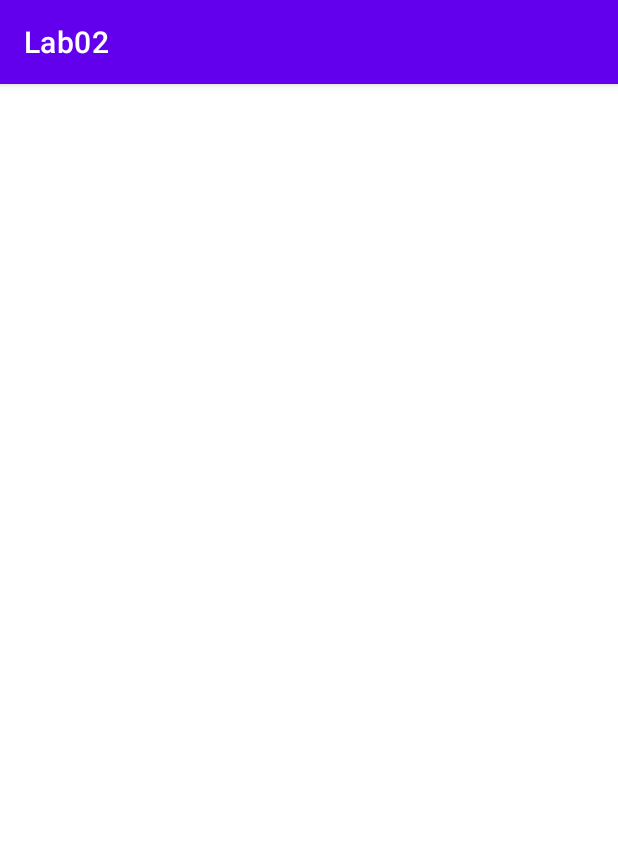
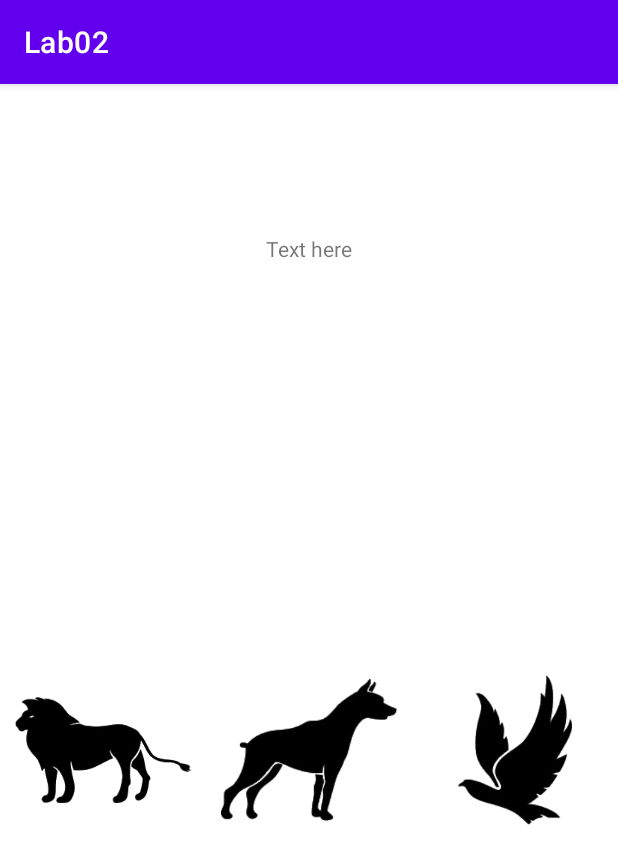
Before and after one commit to AmyLDunn/Lab02, an Android app: the ProfileActivity screen opened directly, with no data from a screen before it, on a phone screen of 412 x 824 dp. Shown: the top 864 px of the screen. Run offline under Robolectric (Android 15) with nearby library versions, the phone set to English and light mode, and no system bars.

Commit message:
Added the first row of the icons in activity_profile.xml

```diff
--- a/app/src/main/res/layout/activity_profile.xml
+++ b/app/src/main/res/layout/activity_profile.xml
@@ -6,4 +6,50 @@
     android:layout_height="match_parent"
     tools:context=".ProfileActivity">
 
+    <TextView
+        android:id="@+id/profileScreenTitle"
+        android:layout_width="wrap_content"
+        android:layout_height="wrap_content"
+        android:layout_marginTop="100dp"
+        app:layout_constraintEnd_toEndOf="parent"
+        app:layout_constraintStart_toStartOf="parent"
+        app:layout_constraintTop_toTopOf="parent"
+        android:text="Text here"/>
+
+    <TableLayout
+        android:layout_width="wrap_content"
+        android:layout_height="wrap_content"
+        app:layout_constraintBottom_toBottomOf="parent"
+        app:layout_constraintEnd_toEndOf="parent"
+        app:layout_constraintStart_toStartOf="parent"
+        app:layout_constraintTop_toBottomOf="@id/profileScreenTitle"
+        android:stretchColumns="*">
+
+        <TableRow>
+
+            <ImageView
+                android:id="@+id/iconid00"
+                android:layout_width="100dp"
+                android:layout_height="100dp"
+                android:layout_margin="10dp"
+                android:src="@drawable/icon_00" />
+
+            <ImageView
+                android:id="@+id/iconid01"
+                android:layout_width="100dp"
+                android:layout_height="100dp"
+                android:layout_margin="10dp"
+                android:src="@drawable/icon_01" />
+
+            <ImageView
+                android:id="@+id/iconid02"
+                android:layout_width="100dp"
+                android:layout_height="100dp"
+                android:layout_margin="10dp"
+                android:src="@drawable/icon_02" />
+
+        </TableRow>
+
+    </TableLayout>
+
 </androidx.constraintlayout.widget.ConstraintLayout>
```
